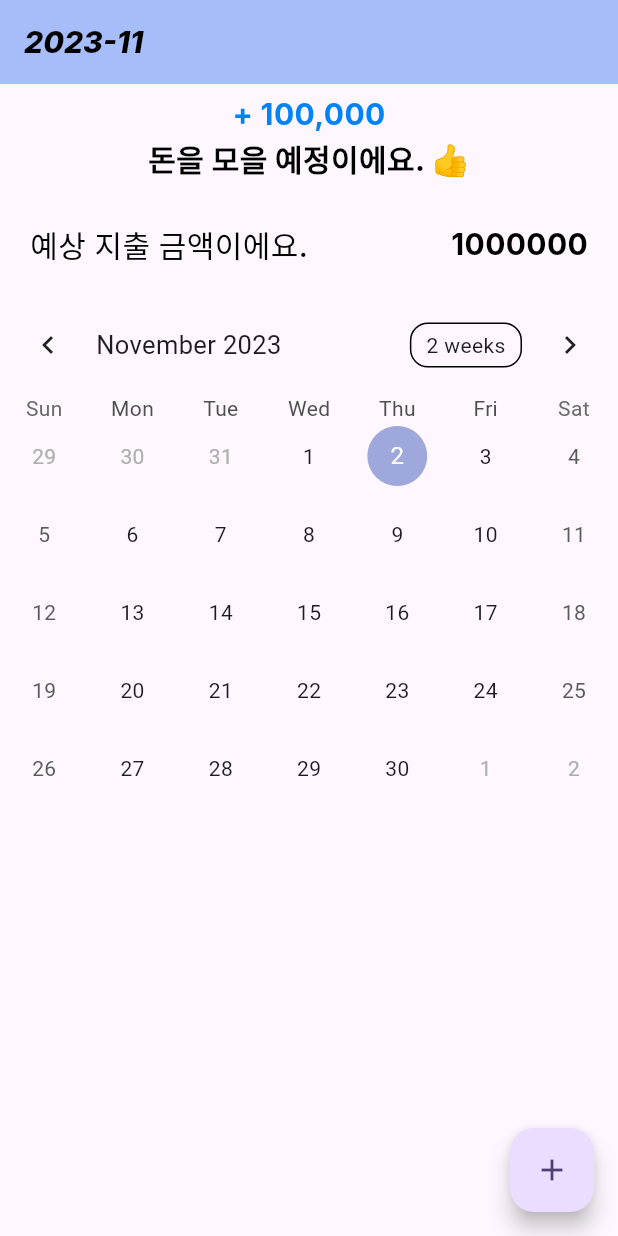
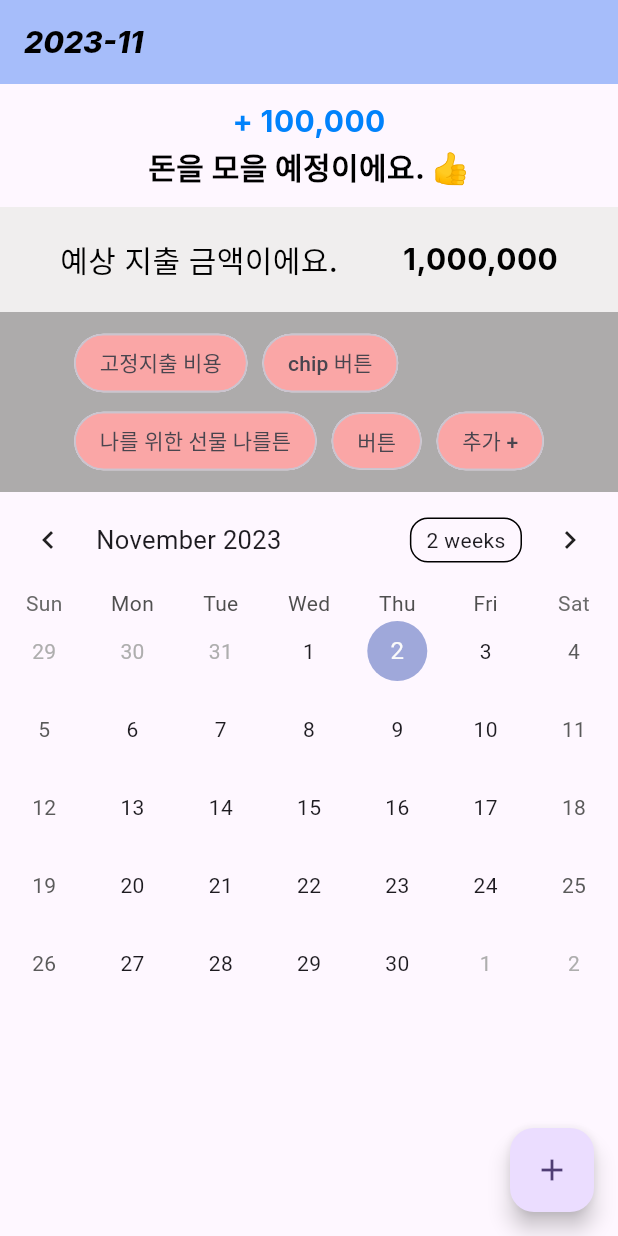
Before and after one commit to gustn3965/SaveMoneyFlutter, a Flutter app: the screen it shows after launch, on a phone screen of 412 x 824 dp. Run offline on Flutter 3.47's test engine with Material 2 defaults, Android fonts, the phone set to English and light mode, and no system bars; drawn by our look-alikes of table_calendar; our stand-ins replace syncfusion_flutter_datepicker; Roboto replaces fonts that are missing (Inter).

Commit message:
첫화면 구현 중 - 중간에 그룹비용 Wrap 위젯 구현

```diff
--- a/lib/main.dart
+++ b/lib/main.dart
@@ -1,6 +1,8 @@
 import 'package:flutter/material.dart';
 import 'package:save_money_flutter/top_will_save_money_widget.dart';
 import 'package:save_money_flutter/top_group_will_spend_money_widget.dart';
+import 'spend_group_widget.dart';
+
 import 'calendar_widget.dart';
 import 'package:intl/intl.dart';
 import 'package:syncfusion_flutter_datepicker/datepicker.dart';
@@ -46,10 +48,10 @@ class _MyHomePageState extends State<MyHomePage> {
   Widget build(BuildContext context) {
 
     final moneyFormatted = NumberFormat("#,###").format(money);
+    final willSpendMoneyFormatted = NumberFormat("#,###").format(willSpendMoney);
 
     return Scaffold(
       appBar: AppBar(
-
         backgroundColor: Color(0xFFA6BDFA),
         title: GestureDetector(
           onTap: () {
@@ -57,7 +59,7 @@ class _MyHomePageState extends State<MyHomePage> {
           },
           child: Text(
             DateFormat('yyyy-MM').format(selectedDate),
-            style: TextStyle(
+            style: const TextStyle(
               color: Colors.black,
               fontSize: 20,
               fontStyle: FontStyle.italic,
@@ -76,9 +78,11 @@ class _MyHomePageState extends State<MyHomePage> {
               secondText: '돈을 모을 예정이에요. 👍',
             ),
             TopGroupWillSpendMoneyWidget(
-              rightText: '${willSpendMoney}'
+              rightText: '$willSpendMoneyFormatted'
             ),
-            MyCalendarPage()
+            SpendGroupWidget(),
+            MyCalendarPage(),
+            SizedBox(height: 70),
           ],
         )
       ),
@@ -89,6 +93,7 @@ class _MyHomePageState extends State<MyHomePage> {
       ), // This trailing comma makes auto-formatting nicer for build methods.
     );
   }
+
 
   void clickButton() {
     setState(() {
--- /dev/null
+++ b/lib/spend_group_widget.dart
@@ -0,0 +1,103 @@
+
+import 'package:flutter/material.dart';
+
+enum ObjectType {
+  group,
+  plusButton,
+}
+
+// 객체 클래스 정의
+class GroupObject {
+  final String name;
+  final ObjectType type;
+
+  GroupObject({
+    required this.name,
+    required this.type,
+  });
+}
+
+class SpendGroupWidget extends StatefulWidget {
+  @override
+  _SpendGroupWidgetState createState() => _SpendGroupWidgetState();
+}
+
+class _SpendGroupWidgetState extends State<SpendGroupWidget> {
+  var groups = [
+    GroupObject(name: "고정지출 비용", type: ObjectType.group),
+    GroupObject(name: "chip 버튼", type: ObjectType.group),
+    GroupObject(name: "나를 위한 선물 나를튼", type: ObjectType.group),
+    GroupObject(name: "버튼", type: ObjectType.group),
+    GroupObject(name: "추가 +", type: ObjectType.plusButton),
+  ];
+
+  var selected_tags = [];
+
+  @override
+  Widget build(BuildContext context) {
+    return LayoutBuilder(
+      builder: (BuildContext context, BoxConstraints constraints) {
+        return Container(
+          width: constraints.maxWidth,
+          color: Color(0xFFADABAB),
+          child: Padding(
+            padding: EdgeInsets.symmetric(horizontal: 20.0),
+            child: Container(
+              color: Color(0xFFADABAB),
+              child: Column(
+                children: [
+                  SizedBox(height:10),
+                  Wrap(
+                    alignment: WrapAlignment.start,
+                    spacing: 10.0,
+                    runSpacing: 4.0,
+                    children: <Widget>[...generate_tags()],
+                  ),
+                  SizedBox(height:10),
+                ],
+              ),
+            ),
+          ),
+        );
+      },
+    );
+  }
+
+  generate_tags() {
+    return groups.map((tag) => get_chip(tag)).toList();
+  }
+
+  get_chip(GroupObject groupObject) {
+    return FilterChip(
+      selected: selected_tags.contains(groupObject.name),
+      backgroundColor: Color(0xFFFAA6A6),
+      selectedColor: Color(0xFFFF005B),
+      shape: RoundedRectangleBorder(
+        borderRadius: BorderRadius.circular(20),
+      ),
+      // labelStyle: TextStyle(color: Colors.black, fontWeight: FontWeight.bold),
+      label: Text("${groupObject.name}"),
+      onSelected: (bool value) {
+        if (groupObject.type == ObjectType.plusButton) {
+          // Plus 버튼을 눌렀을 때의 동작
+          setState(() {
+            groups.insert(groups.length - 1,
+                GroupObject(name: "샘플", type: ObjectType.group));
+          });
+        } else {
+          setState(() {
+            if (selected_tags.contains(groupObject.name)) {
+
+            } else {
+              if (selected_tags.isEmpty == false) {
+                selected_tags.removeLast();
+              }
+              selected_tags.add(groupObject.name);
+
+            }
+          });
+        }
+      },
+    );
+  }
+}
--- a/lib/top_group_will_spend_money_widget.dart
+++ b/lib/top_group_will_spend_money_widget.dart
@@ -10,14 +10,16 @@ class TopGroupWillSpendMoneyWidget extends StatelessWidget {
   });
   @override
   Widget build(BuildContext context) {
-    return Column(
+    return Container(
+      color: Color(0xFFF0EEEE),
+      child: Column(
         children: [
           SizedBox(height: 20),
           Row(
             mainAxisAlignment: MainAxisAlignment.spaceBetween, // 왼쪽과 오른쪽 정렬 설정
             children: [
               Padding(
-                padding: EdgeInsets.only(left: 20), // 왼쪽에 10의 패딩 추가
+                  padding: EdgeInsets.only(left: 40), // 왼쪽에 10의 패딩 추가
                   child: Text(
                     '예상 지출 금액이에요.',
                     style: TextStyle(
@@ -30,7 +32,7 @@ class TopGroupWillSpendMoneyWidget extends StatelessWidget {
                   )
               ),
               Padding(
-                padding: EdgeInsets.only(right: 20), // 왼쪽에 10의 패딩 추가
+                  padding: EdgeInsets.only(right: 40), // 왼쪽에 10의 패딩 추가
                   child: Text(
                     rightText,
                     style: TextStyle(
@@ -46,6 +48,7 @@ class TopGroupWillSpendMoneyWidget extends StatelessWidget {
           ),
           SizedBox(height: 20),
         ],
+      ),
     );
   }
 }
--- a/lib/top_will_save_money_widget.dart
+++ b/lib/top_will_save_money_widget.dart
@@ -19,7 +19,7 @@ class TopWillSaveMoneyWidget extends StatelessWidget {
           child: Column(
             mainAxisSize: MainAxisSize.min,
             children: [
-              SizedBox(height: 10),
+              SizedBox(height: 15),
               Text(
                 firstText,
                 style: TextStyle(
@@ -45,7 +45,7 @@ class TopWillSaveMoneyWidget extends StatelessWidget {
                 textAlign: TextAlign.center,
                 maxLines: 2,
               ),
-              SizedBox(height: 10),
+              SizedBox(height: 15),
             ],
           ),
         ),
```
Lines whose indentation alone changed are shown as unchanged.
